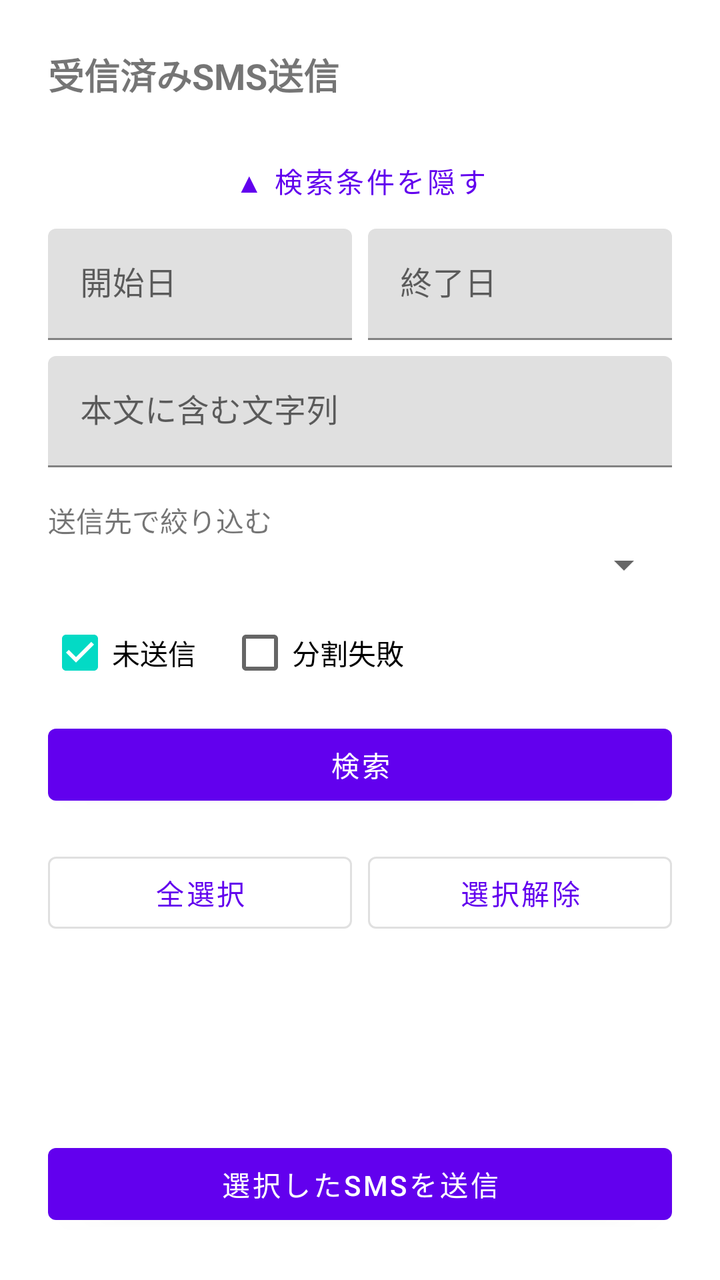
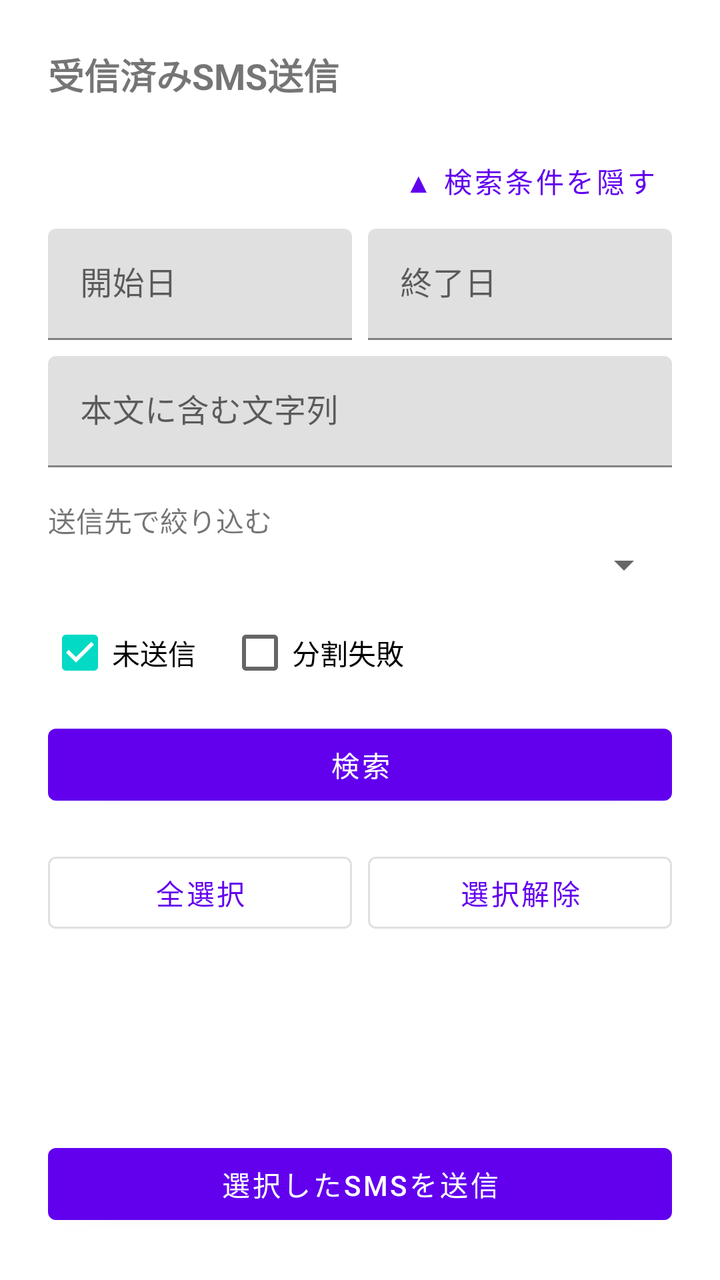

The first picture is an Android layout as it rendered before a commit; the second is the same layout after the commit. The layout source and the unified diff follow.
<!-- AndroidManifest.xml: application theme Theme.SmsToKintone -->
<!-- res/layout/activity_sms_search.xml -->
<?xml version="1.0" encoding="utf-8"?>
<LinearLayout xmlns:android="http://schemas.android.com/apk/res/android"
    xmlns:app="http://schemas.android.com/apk/res-auto"
    android:layout_width="match_parent"
    android:layout_height="match_parent"
    android:orientation="vertical"
    android:padding="24dp">

    <TextView
        android:layout_width="wrap_content"
        android:layout_height="wrap_content"
        android:layout_marginBottom="16dp"
        android:text="@string/sms_search_title"
        android:textSize="18sp"
        android:textStyle="bold" />

    <LinearLayout
        android:id="@+id/layoutPermissionRequired"
        android:layout_width="match_parent"
        android:layout_height="wrap_content"
        android:layout_marginBottom="16dp"
        android:orientation="vertical"
        android:visibility="gone">

        <TextView
            android:layout_width="wrap_content"
            android:layout_height="wrap_content"
            android:layout_marginBottom="8dp"
            android:text="@string/sms_search_permission_required" />

        <com.google.android.material.button.MaterialButton
            android:id="@+id/btnRequestReadSmsPermission"
            style="@style/Widget.MaterialComponents.Button.OutlinedButton"
            android:layout_width="match_parent"
            android:layout_height="wrap_content"
            android:text="@string/btn_request_read_sms_permission" />
    </LinearLayout>

    <LinearLayout
        android:id="@+id/layoutSearchForm"
        android:layout_width="match_parent"
        android:layout_height="0dp"
        android:layout_weight="1"
        android:orientation="vertical">

        <com.google.android.material.button.MaterialButton
            android:id="@+id/btnToggleSearchFilters"
            style="@style/Widget.MaterialComponents.Button.TextButton"
            android:layout_width="match_parent"
            android:layout_height="wrap_content"
            android:text="@string/btn_hide_search_filters" />

        <LinearLayout
            android:id="@+id/llSearchFilters"
            android:layout_width="match_parent"
            android:layout_height="wrap_content"
            android:orientation="vertical">

            <LinearLayout
                android:layout_width="match_parent"
                android:layout_height="wrap_content"
                android:orientation="horizontal">

                <com.google.android.material.textfield.TextInputLayout
                    android:layout_width="0dp"
                    android:layout_height="wrap_content"
                    android:layout_marginEnd="8dp"
                    android:layout_weight="1"
                    android:hint="@string/hint_date_from">

                    <com.google.android.material.textfield.TextInputEditText
                        android:id="@+id/etDateFrom"
                        android:layout_width="match_parent"
                        android:layout_height="wrap_content"
                        android:focusable="false"
                        android:inputType="none" />
                </com.google.android.material.textfield.TextInputLayout>

                <com.google.android.material.textfield.TextInputLayout
                    android:layout_width="0dp"
                    android:layout_height="wrap_content"
                    android:layout_weight="1"
                    android:hint="@string/hint_date_to">

                    <com.google.android.material.textfield.TextInputEditText
                        android:id="@+id/etDateTo"
                        android:layout_width="match_parent"
                        android:layout_height="wrap_content"
                        android:focusable="false"
                        android:inputType="none" />
                </com.google.android.material.textfield.TextInputLayout>
            </LinearLayout>

            <com.google.android.material.textfield.TextInputLayout
                android:layout_width="match_parent"
                android:layout_height="wrap_content"
                android:layout_marginTop="8dp"
                android:hint="@string/hint_body_filter">

                <com.google.android.material.textfield.TextInputEditText
                    android:id="@+id/etBodyFilter"
                    android:layout_width="match_parent"
                    android:layout_height="wrap_content"
                    android:inputType="text" />
            </com.google.android.material.textfield.TextInputLayout>

            <TextView
                android:layout_width="wrap_content"
                android:layout_height="wrap_content"
                android:layout_marginTop="16dp"
                android:text="@string/label_profile_filter" />

            <Spinner
                android:id="@+id/spProfileFilter"
                android:layout_width="match_parent"
                android:layout_height="wrap_content" />

            <LinearLayout
                android:layout_width="match_parent"
                android:layout_height="wrap_content"
                android:layout_marginTop="8dp"
                android:orientation="horizontal">

                <CheckBox
                    android:id="@+id/cbUnsentOnly"
                    android:layout_width="wrap_content"
                    android:layout_height="wrap_content"
                    android:checked="true"
                    android:text="@string/filter_unsent_only" />

                <CheckBox
                    android:id="@+id/cbSplitFailedOnly"
                    android:layout_width="wrap_content"
                    android:layout_height="wrap_content"
                    android:layout_marginStart="16dp"
                    android:checked="false"
                    android:text="@string/filter_split_failed_only" />
            </LinearLayout>
        </LinearLayout>

        <com.google.android.material.button.MaterialButton
            android:id="@+id/btnSearchSms"
            android:layout_width="match_parent"
            android:layout_height="wrap_content"
            android:layout_marginTop="8dp"
            android:text="@string/btn_search_sms" />

        <LinearLayout
            android:layout_width="match_parent"
            android:layout_height="wrap_content"
            android:layout_marginTop="16dp"
            android:orientation="horizontal">

            <com.google.android.material.button.MaterialButton
                android:id="@+id/btnSelectAll"
                style="@style/Widget.MaterialComponents.Button.OutlinedButton"
                android:layout_width="0dp"
                android:layout_height="wrap_content"
                android:layout_marginEnd="8dp"
                android:layout_weight="1"
                android:text="@string/btn_select_all" />

            <com.google.android.material.button.MaterialButton
                android:id="@+id/btnDeselectAll"
                style="@style/Widget.MaterialComponents.Button.OutlinedButton"
                android:layout_width="0dp"
                android:layout_height="wrap_content"
                android:layout_weight="1"
                android:text="@string/btn_deselect_all" />
        </LinearLayout>

        <TextView
            android:id="@+id/tvSmsListEmpty"
            android:layout_width="wrap_content"
            android:layout_height="wrap_content"
            android:layout_marginTop="16dp"
            android:text="@string/sms_search_empty"
            android:visibility="gone" />

        <ScrollView
            android:id="@+id/svSmsList"
            android:layout_width="match_parent"
            android:layout_height="0dp"
            android:layout_marginTop="8dp"
            android:layout_weight="1">

            <LinearLayout
                android:id="@+id/llSmsListContainer"
                android:layout_width="match_parent"
                android:layout_height="wrap_content"
                android:orientation="vertical" />
        </ScrollView>

        <com.google.android.material.button.MaterialButton
            android:id="@+id/btnSendSelected"
            android:layout_width="match_parent"
            android:layout_height="wrap_content"
            android:layout_marginTop="16dp"
            android:text="@string/btn_send_selected" />

    </LinearLayout>

</LinearLayout>
<!-- resources referenced by this layout -->
<resources>
  <string name="btn_deselect_all">選択解除</string>
  <string name="btn_hide_search_filters">▲ 検索条件を隠す</string>
  <string name="btn_request_read_sms_permission">SMSの読み取りを許可する</string>
  <string name="btn_search_sms">検索</string>
  <string name="btn_select_all">全選択</string>
  <string name="btn_send_selected">選択したSMSを送信</string>
  <string name="filter_split_failed_only">分割失敗</string>
  <string name="filter_unsent_only">未送信</string>
  <string name="hint_body_filter">本文に含む文字列</string>
  <string name="hint_date_from">開始日</string>
  <string name="hint_date_to">終了日</string>
  <string name="label_profile_filter">送信先で絞り込む</string>
  <string name="sms_search_empty">該当するSMSがありません</string>
  <string name="sms_search_permission_required">受信済みのSMSを読み取るには許可が必要です</string>
  <string name="sms_search_title">受信済みSMS送信</string>
  <style name="Theme.SmsToKintone" parent="Theme.MaterialComponents.DayNight.NoActionBar">
          <item name="colorPrimary">@color/purple_500</item>
          <item name="colorPrimaryVariant">@color/purple_700</item>
          <item name="colorOnPrimary">@color/white</item>
          <item name="colorSecondary">@color/teal_200</item>
          <item name="colorSecondaryVariant">@color/teal_700</item>
          <item name="colorOnSecondary">@color/black</item>
      </style>
  <color name="purple_500">#6200EE</color>
  <color name="purple_700">#3700B3</color>
  <color name="white">#FFFFFFFF</color>
  <color name="teal_200">#03DAC5</color>
  <color name="teal_700">#018786</color>
  <color name="black">#FF000000</color>
</resources>

<!-- the commit's change to res/layout/activity_sms_search.xml (unified diff, before → after) -->
@@ -48,6 +48,7 @@
             style="@style/Widget.MaterialComponents.Button.TextButton"
             android:layout_width="match_parent"
             android:layout_height="wrap_content"
+            android:gravity="end|center_vertical"
             android:text="@string/btn_hide_search_filters" />
 
         <LinearLayout
